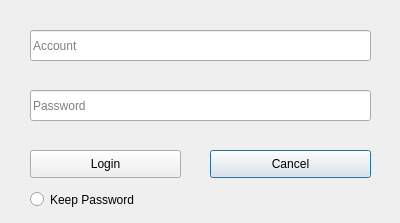
The window that LoginDialog.ui (iamwcb/AccountKeeper) describes before a commit, drawn with Qt 5.
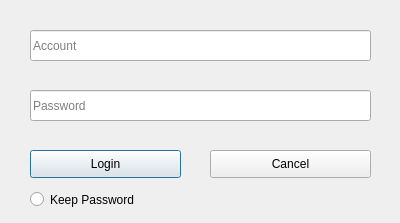
The same window after the commit.

Commit message: 修改登录窗口“确认”按钮为默认选中

Diff of the .ui file:
```diff
--- a/LoginDialog.ui
+++ b/LoginDialog.ui
@@ -25,6 +25,12 @@
    <property name="text">
     <string>Cancel</string>
    </property>
+   <property name="autoDefault">
+    <bool>false</bool>
+   </property>
+   <property name="default">
+    <bool>false</bool>
+   </property>
   </widget>
   <widget class="QPushButton" name="pbLogin">
    <property name="geometry">
@@ -38,6 +44,9 @@
    <property name="text">
     <string>Login</string>
    </property>
+   <property name="default">
+    <bool>false</bool>
+   </property>
   </widget>
   <widget class="QLineEdit" name="lePassword">
    <property name="geometry">
```
The commit also changes 2 other files.
